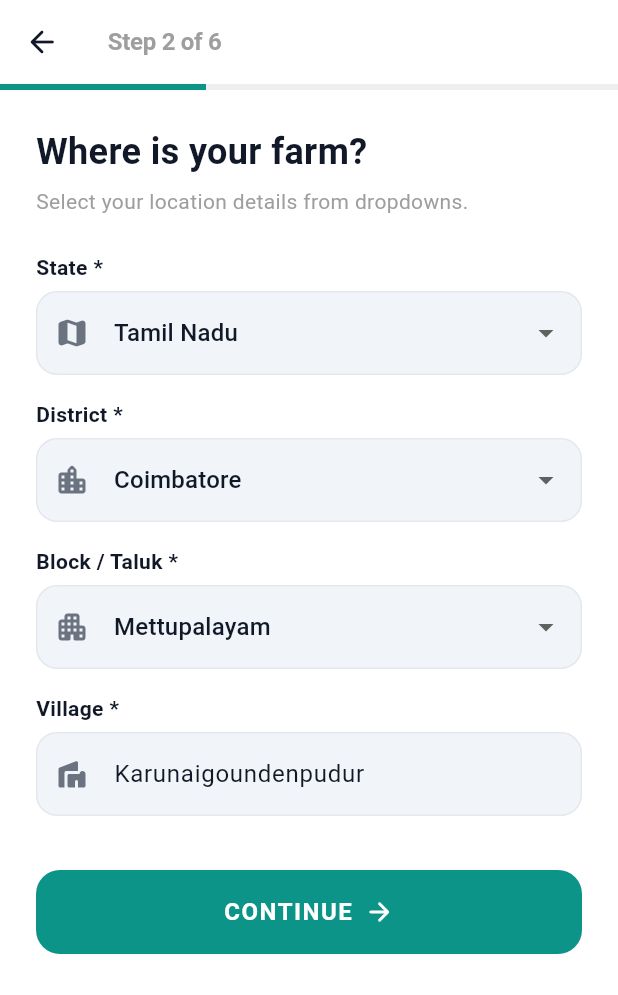
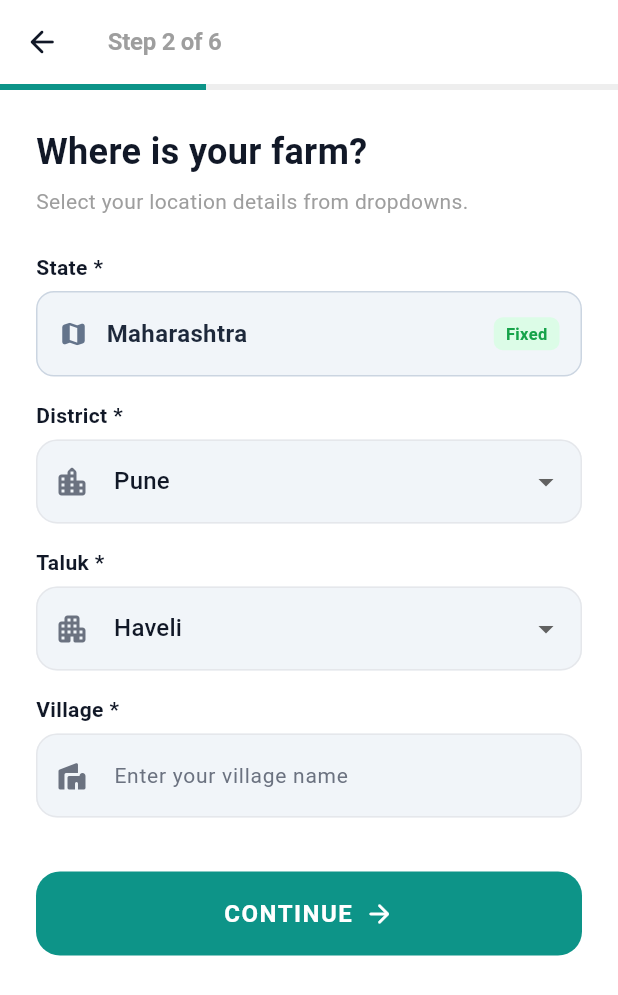
Before and after one commit to sanjay20062512/SMART-LIVESTOCK, a Flutter app: the RegistrationScreen screen opened directly with empty values, swiped to page 2, on a phone screen of 412 x 824 dp. Shown: the top 995 px of the screen. Run offline on Flutter 3.47's test engine with Material 3 defaults, Android fonts, the phone set to English and light mode, and no system bars; our stand-ins replace audioplayers, flutter_svg, geolocator, image_picker, shared_preferences, speech_to_text; missing offline and left inert: record; accounts and stored records are empty; network calls fail.

Commit message:
District state modification

```diff
--- a/Farmer/flutter_app/lib/main.dart
+++ b/Farmer/flutter_app/lib/main.dart
@@ -6,7 +6,6 @@ import 'package:flutter/services.dart';
 import 'services/farmer_data_service.dart';
 import 'services/localization_service.dart';
 import 'widgets/farmer_shell.dart';
-import 'widgets/brand_logo.dart';
 import 'screens/registration_screen.dart';
 import 'screens/language_selection_screen.dart';
 import 'screens/splash_screen.dart';
@@ -186,7 +185,6 @@ class RoleSelectionScreen extends StatelessWidget {
                   context.tr('select_role'),
                   style: const TextStyle(
                     color: AppColors.textMuted,
->>>>>>> b5ca1b8da4bf34acd1e8c6409337b1c758140293
                     fontSize: 11,
                     fontWeight: FontWeight.w700,
                     letterSpacing: 1.5,
--- a/Farmer/flutter_app/lib/screens/farmer_dashboard.dart
+++ b/Farmer/flutter_app/lib/screens/farmer_dashboard.dart
@@ -3,6 +3,7 @@
 // simplified dynamic health summaries, and multi-language support.
 
 import 'package:flutter/material.dart';
+import '../theme/app_theme.dart';
 import '../services/farmer_data_service.dart';
 import '../services/localization_service.dart';
 import '../models/dashboard_stats.dart';
--- a/Farmer/flutter_app/lib/screens/registration_screen.dart
+++ b/Farmer/flutter_app/lib/screens/registration_screen.dart
@@ -33,11 +33,11 @@ class _RegistrationScreenState extends State<RegistrationScreen> {
   final _emailCtrl = TextEditingController();
   bool _isSpeakingName = false;
 
-  // Page 2 - Location
-  String _selectedState = 'Tamil Nadu';
-  String _selectedDistrict = 'Coimbatore';
-  String _selectedBlock = 'Mettupalayam';
-  final _villageCtrl = TextEditingController(text: 'Karunaigoundenpudur');
+  // Page 2 - Location (locked to Maharashtra)
+  final String _selectedState = 'Maharashtra';
+  String _selectedDistrict = 'Pune';
+  String _selectedBlock = 'Haveli';
+  final _villageCtrl = TextEditingController(text: '');
 
   // Page 3 - Farm Details
   final _farmNameCtrl = TextEditingController(text: 'Green Meadows Farm');
@@ -61,76 +61,54 @@ class _RegistrationScreenState extends State<RegistrationScreen> {
   bool _obscurePassword = true;
   bool _obscureConfirm = true;
 
-  // Predefined Location catalogues
-  final Map<String, List<String>> _stateDistricts = {
-    'Tamil Nadu': [
-      'Coimbatore',
-      'Erode',
-      'Tiruppur',
-      'Salem',
-      'Madurai',
-      'Thanjavur',
-      'Dindigul',
-      'Namakkal',
-      'Other',
-    ],
-    'Karnataka': [
-      'Bengaluru Rural',
-      'Mysuru',
-      'Mandya',
-      'Hassan',
-      'Tumakuru',
-      'Other',
-    ],
-    'Andhra Pradesh': [
-      'Chittoor',
-      'Anantapur',
-      'Guntur',
-      'Krishna',
-      'Kurnool',
-      'Other',
-    ],
-    'Kerala': [
-      'Palakkad',
-      'Wayanad',
-      'Thrissur',
-      'Kozhikode',
-      'Idukki',
-      'Other',
-    ],
-    'Maharashtra': [
-      'Pune',
-      'Nashik',
-      'Kolhapur',
-      'Ahmednagar',
-      'Satara',
-      'Other',
-    ],
-    'Uttar Pradesh': [
-      'Varanasi',
-      'Prayagraj',
-      'Meerut',
-      'Bareilly',
-      'Gorakhpur',
-      'Other',
-    ],
-  };
+  // Maharashtra — all 36 districts
+  final List<String> _maharashtraDistricts = [
+    'Ahmednagar', 'Akola', 'Amravati', 'Aurangabad', 'Beed', 'Bhandara',
+    'Buldhana', 'Chandrapur', 'Dhule', 'Gadchiroli', 'Gondia', 'Hingoli',
+    'Jalgaon', 'Jalna', 'Kolhapur', 'Latur', 'Mumbai City', 'Mumbai Suburban',
+    'Nagpur', 'Nanded', 'Nandurbar', 'Nashik', 'Osmanabad', 'Palghar',
+    'Parbhani', 'Pune', 'Raigad', 'Ratnagiri', 'Sangli', 'Satara',
+    'Sindhudurg', 'Solapur', 'Thane', 'Wardha', 'Washim', 'Yavatmal',
+  ];
 
+  // Talukas for each Maharashtra district
   final Map<String, List<String>> _districtBlocks = {
-    'Coimbatore': [
-      'Mettupalayam',
-      'Pollachi North',
-      'Pollachi South',
-      'Sulur',
-      'Thondamuthur',
-      'Annur',
-      'Karamadai',
-      'Other',
-    ],
-    'Erode': ['Bhavani', 'Gobichettipalayam', 'Perundurai', 'Sathyamangalam', 'Other'],
-    'Tiruppur': ['Avinashi', 'Dharapuram', 'Kangeyam', 'Udumalaipettai', 'Other'],
-    'Salem': ['Attur', 'Omalur', 'Mettur', 'Sankari', 'Other'],
-    'Madurai': ['Melur', 'Vadipatti', 'Usilampatti', 'Thirumangalam', 'Other'],
+    'Ahmednagar': ['Ahmednagar', 'Akole', 'Jamkhed', 'Karjat', 'Kopargaon', 'Nagar', 'Nevasa', 'Parner', 'Pathardi', 'Rahata', 'Rahuri', 'Sangamner', 'Shevgaon', 'Shrigonda', 'Shrirampur'],
+    'Akola': ['Akola', 'Akot', 'Balapur', 'Barshitakli', 'Murtizapur', 'Patur', 'Telhara'],
+    'Amravati': ['Achalpur', 'Amravati', 'Anjangaon Surji', 'Chandur Bazar', 'Chandurbazar', 'Chikhaldara', 'Daryapur', 'Dhamangaon Rly', 'Morshi', 'Nandgaon Khandeshwar', 'Teosa', 'Warud'],
+    'Aurangabad': ['Aurangabad', 'Gangapur', 'Kannad', 'Khuldabad', 'Paithan', 'Phulambri', 'Silod', 'Soegaon', 'Soyegaon', 'Vaijapur'],
+    'Beed': ['Ambajogai', 'Ashti', 'Beed', 'Dharur', 'Georai', 'Kaij', 'Manjlegaon', 'Parli', 'Patoda', 'Shirur Kasar', 'Wadwani'],
+    'Bhandara': ['Bhandara', 'Lakhandur', 'Lakhani', 'Mohadi', 'Pauni', 'Sakoli', 'Tumsar'],
+    'Buldhana': ['Buldhana', 'Chikhli', 'Deolgaon Raja', 'Jalgaon Jamod', 'Khamgaon', 'Lonar', 'Malkapur', 'Mehkar', 'Motala', 'Nandura', 'Sangrampur', 'Shegaon', 'Sindkhed Raja'],
+    'Chandrapur': ['Ballarpur', 'Bhadravati', 'Brahmapuri', 'Chandrapur', 'Chimur', 'Gondpipri', 'Jiwati', 'Korpana', 'Mul', 'Nagbhid', 'Pombhurna', 'Rajura', 'Sawali', 'Sindewahi', 'Warora'],
+    'Dhule': ['Dhule', 'Sakri', 'Shirpur', 'Sindkheda'],
+    'Gadchiroli': ['Aheri', 'Armori', 'Bhamragad', 'Chamorshi', 'Dhanora', 'Desaiganj', 'Etapalli', 'Gadchiroli', 'Korchi', 'Kurkheda', 'Mulchera', 'Sironcha'],
+    'Gondia': ['Amgaon', 'Arjuni Morgaon', 'Deori', 'Gondia', 'Goregaon', 'Salekasa', 'Sadak Arjuni', 'Tirora'],
+    'Hingoli': ['Aundha Nagnath', 'Basmath', 'Hingoli', 'Kalamnuri', 'Sengaon'],
+    'Jalgaon': ['Amalner', 'Bhadgaon', 'Bhusawal', 'Bodwad', 'Chalisgaon', 'Chopda', 'Dharangaon', 'Erandol', 'Jalgaon', 'Jamner', 'Muktainagar', 'Pachora', 'Parola', 'Raver', 'Yawal'],
+    'Jalna': ['Ambad', 'Badnapur', 'Bhokardan', 'Ghansawangi', 'Jafrabad', 'Jalna', 'Mantha', 'Partur'],
+    'Kolhapur': ['Ajra', 'Bavada', 'Bhudargad', 'Chandgad', 'Gadhinglaj', 'Hatkanangle', 'Kagal', 'Karvir', 'Panhala', 'Radhanagari', 'Shahuwadi', 'Shirol'],
+    'Latur': ['Ahmedpur', 'Ausa', 'Chakur', 'Deoni', 'Jalkot', 'Latur', 'Nilanga', 'Renapur', 'Shirur Anantpal', 'Udgir'],
+    'Mumbai City': ['Mumbai City'],
+    'Mumbai Suburban': ['Andheri', 'Borivali', 'Kurla'],
+    'Nagpur': ['Bhiwapur', 'Hingna', 'Kadpar', 'Kamthi', 'Katol', 'Kuhi', 'Mauda', 'Nagpur Rural', 'Nagpur Urban', 'Narkhed', 'Parseoni', 'Ramtek', 'Savner', 'Umred'],
+    'Nanded': ['Ardhapur', 'Biloli', 'Bhokar', 'Deglur', 'Dharmabad', 'Hadgaon', 'Himayatnagar', 'Kandhar', 'Kinwat', 'Loha', 'Mahur', 'Mudkhed', 'Mukhed', 'Naigaon', 'Nanded', 'Nandgaon', 'Umri'],
+    'Nandurbar': ['Akkalkuwa', 'Akrani', 'Nandurbar', 'Nawapur', 'Shahada', 'Talode'],
+    'Nashik': ['Baglan', 'Chandwad', 'Deola', 'Dindori', 'Igatpuri', 'Kalwan', 'Malegaon', 'Nandgaon', 'Nashik', 'Niphad', 'Peint', 'Sinnar', 'Surgana', 'Trimbakeshwar', 'Yeola'],
+    'Osmanabad': ['Bhum', 'Kalamb', 'Lohara', 'Osmanabad', 'Paranda', 'Tuljapur', 'Umarga', 'Washi'],
+    'Palghar': ['Dahanu', 'Jawhar', 'Mokhada', 'Palghar', 'Talasari', 'Vasai', 'Vikramgad', 'Wada'],
+    'Parbhani': ['Gangakhed', 'Jintur', 'Manwath', 'Palam', 'Parbhani', 'Pathri', 'Purna', 'Selu', 'Sonpeth'],
+    'Pune': ['Ambegaon', 'Baramati', 'Bhor', 'Daund', 'Haveli', 'Indapur', 'Junnar', 'Khed', 'Mawal', 'Mulshi', 'Purandar', 'Shirur', 'Velhe'],
+    'Raigad': ['Alibag', 'Karjat', 'Khalapur', 'Mahad', 'Mangaon', 'Mhasla', 'Murud', 'Panvel', 'Pen', 'Poladpur', 'Roha', 'Shriwardhan', 'Sudhagad', 'Tala', 'Uran'],
+    'Ratnagiri': ['Chiplun', 'Dapoli', 'Guhagar', 'Khed', 'Lanja', 'Mandangad', 'Rajapur', 'Ratnagiri', 'Sangameshwar'],
+    'Sangli': ['Atpadi', 'Jat', 'Kadegaon', 'Kavathemahankal', 'Khanapur', 'Miraj', 'Palus', 'Shirala', 'Tasgaon', 'Valva', 'Waltepattan'],
+    'Satara': ['Jaoli', 'Karad', 'Khandala', 'Khatav', 'Koregaon', 'Mahabaleshwar', 'Man', 'Patan', 'Phaltan', 'Satara', 'Wai'],
+    'Sindhudurg': ['Deogad', 'Dodamarg', 'Kankavli', 'Kudal', 'Malvan', 'Sawantwadi', 'Vaibhavvadi', 'Vengurla'],
+    'Solapur': ['Akkalkot', 'Barshi', 'Karmala', 'Madha', 'Malshiras', 'Mangalvedhe', 'Mohol', 'Pandharpur', 'Sangola', 'Solapur North', 'Solapur South'],
+    'Thane': ['Ambarnath', 'Bhiwandi', 'Kalyan', 'Murbad', 'Shahapur', 'Thane', 'Ulhasnagar'],
+    'Wardha': ['Arvi', 'Ashti', 'Deoli', 'Hinganghat', 'Karanja', 'Samudrapur', 'Seloo', 'Wardha'],
+    'Washim': ['Karanja', 'Malegaon', 'Mangrulpir', 'Manora', 'Risod', 'Washim'],
+    'Yavatmal': ['Arni', 'Babhulgaon', 'Darwha', 'Digras', 'Ghatanji', 'Kalamb', 'Kelapur', 'Mahagaon', 'Maregaon', 'Ner', 'Pusad', 'Ralegaon', 'Umarkhed', 'Wani', 'Yavatmal', 'Zari Jamni'],
   };
 
   final List<Map<String, String>> _livestockOptions = [
@@ -631,8 +609,8 @@ class _RegistrationScreenState extends State<RegistrationScreen> {
 
   // ─── Page 2: Farmer Location ─────────────────────────────────────────────────
   Widget _buildPage2Location() {
-    final districts = _stateDistricts[_selectedState] ?? ['Other'];
-    final blocks = _districtBlocks[_selectedDistrict] ?? ['Default Block', 'Other'];
+    final districts = _maharashtraDistricts;
+    final talukas = _districtBlocks[_selectedDistrict] ?? ['Other'];
 
     return SingleChildScrollView(
       padding: const EdgeInsets.all(24),
@@ -647,46 +625,67 @@ class _RegistrationScreenState extends State<RegistrationScreen> {
           const Text('Select your location details from dropdowns.', style: TextStyle(color: Colors.grey)),
           const SizedBox(height: 24),
 
-          // State Dropdown
+          // State — Static (Maharashtra only)
           Text('${context.tr('state')} *', style: const TextStyle(fontWeight: FontWeight.bold, fontSize: 14)),
           const SizedBox(height: 6),
+          Container(
+            width: double.infinity,
+            padding: const EdgeInsets.symmetric(horizontal: 14, vertical: 16),
+            decoration: BoxDecoration(
+              color: const Color(0xFFF1F5F9),
+              borderRadius: BorderRadius.circular(12),
+              border: Border.all(color: const Color(0xFFCBD5E1)),
+            ),
+            child: Row(
+              children: [
+                const Icon(Icons.map_rounded, color: Color(0xFF64748B), size: 20),
+                const SizedBox(width: 12),
+                const Text(
+                  'Maharashtra',
+                  style: TextStyle(fontSize: 16, fontWeight: FontWeight.w600, color: Color(0xFF1E293B)),
+                ),
+                const Spacer(),
+                Container(
+                  padding: const EdgeInsets.symmetric(horizontal: 8, vertical: 3),
+                  decoration: BoxDecoration(
+                    color: const Color(0xFFDCFCE7),
+                    borderRadius: BorderRadius.circular(6),
+                  ),
+                  child: const Text(
+                    'Fixed',
+                    style: TextStyle(fontSize: 11, fontWeight: FontWeight.bold, color: Color(0xFF16A34A)),
+                  ),
+                ),
+              ],
+            ),
+          ),
+          const SizedBox(height: 16),
+
+          // District Dropdown — all 36 Maharashtra districts
+          Text('${context.tr('district')} *', style: const TextStyle(fontWeight: FontWeight.bold, fontSize: 14)),
+          const SizedBox(height: 6),
           DropdownButtonFormField<String>(
-            initialValue: _selectedState,
-            decoration: const InputDecoration(prefixIcon: Icon(Icons.map_rounded)),
-            items: _stateDistricts.keys.map((s) => DropdownMenuItem(value: s, child: Text(s))).toList(),
+            value: districts.contains(_selectedDistrict) ? _selectedDistrict : districts.first,
+            decoration: const InputDecoration(prefixIcon: Icon(Icons.location_city_rounded)),
+            isExpanded: true,
+            items: districts.map((d) => DropdownMenuItem(value: d, child: Text(d))).toList(),
             onChanged: (val) {
               setState(() {
-                _selectedState = val!;
-                _selectedDistrict = _stateDistricts[_selectedState]!.first;
-                _selectedBlock = _districtBlocks[_selectedDistrict]?.first ?? 'General';
+                _selectedDistrict = val!;
+                _selectedBlock = _districtBlocks[_selectedDistrict]?.first ?? 'Other';
               });
             },
           ),
           const SizedBox(height: 16),
 
-          // District Dropdown
-          Text('${context.tr('district')} *', style: const TextStyle(fontWeight: FontWeight.bold, fontSize: 14)),
+          // Taluk Dropdown — based on selected district
+          Text('Taluk *', style: const TextStyle(fontWeight: FontWeight.bold, fontSize: 14)),
           const SizedBox(height: 6),
           DropdownButtonFormField<String>(
-            initialValue: districts.contains(_selectedDistrict) ? _selectedDistrict : districts.first,
-            decoration: const InputDecoration(prefixIcon: Icon(Icons.location_city_rounded)),
-            items: districts.map((d) => DropdownMenuItem(value: d, child: Text(d))).toList(),
-            onChanged: (val) {
-              setState(() {
-                _selectedDistrict = val!;
-                _selectedBlock = _districtBlocks[_selectedDistrict]?.first ?? 'General';
-              });
-            },
-          ),
-          const SizedBox(height: 16),
-
-          // Block / Taluk Dropdown
-          Text('${context.tr('block_taluk')} *', style: const TextStyle(fontWeight: FontWeight.bold, fontSize: 14)),
-          const SizedBox(height: 6),
-          DropdownButtonFormField<String>(
-            initialValue: blocks.contains(_selectedBlock) ? _selectedBlock : blocks.first,
+            value: talukas.contains(_selectedBlock) ? _selectedBlock : talukas.first,
             decoration: const InputDecoration(prefixIcon: Icon(Icons.apartment_rounded)),
-            items: blocks.map((b) => DropdownMenuItem(value: b, child: Text(b))).toList(),
+            isExpanded: true,
+            items: talukas.map((b) => DropdownMenuItem(value: b, child: Text(b))).toList(),
             onChanged: (val) => setState(() => _selectedBlock = val!),
           ),
           const SizedBox(height: 16),
@@ -699,7 +698,7 @@ class _RegistrationScreenState extends State<RegistrationScreen> {
             style: const TextStyle(fontSize: 16),
             decoration: const InputDecoration(
               prefixIcon: Icon(Icons.villa_rounded),
-              hintText: 'Enter village name',
+              hintText: 'Enter your village name',
             ),
           ),
           const SizedBox(height: 36),
```
